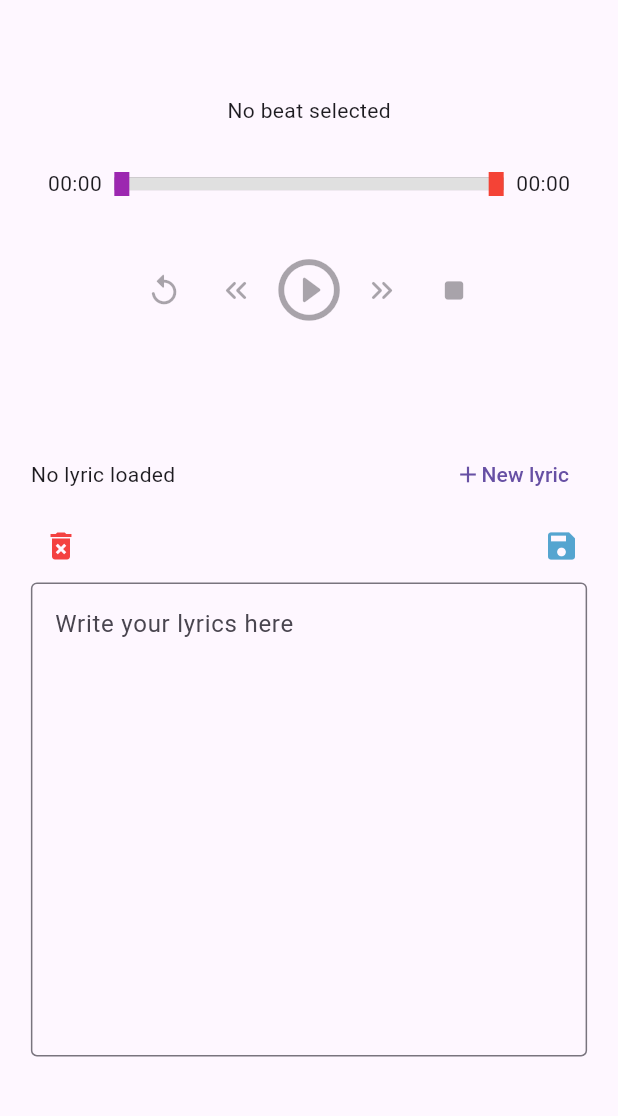
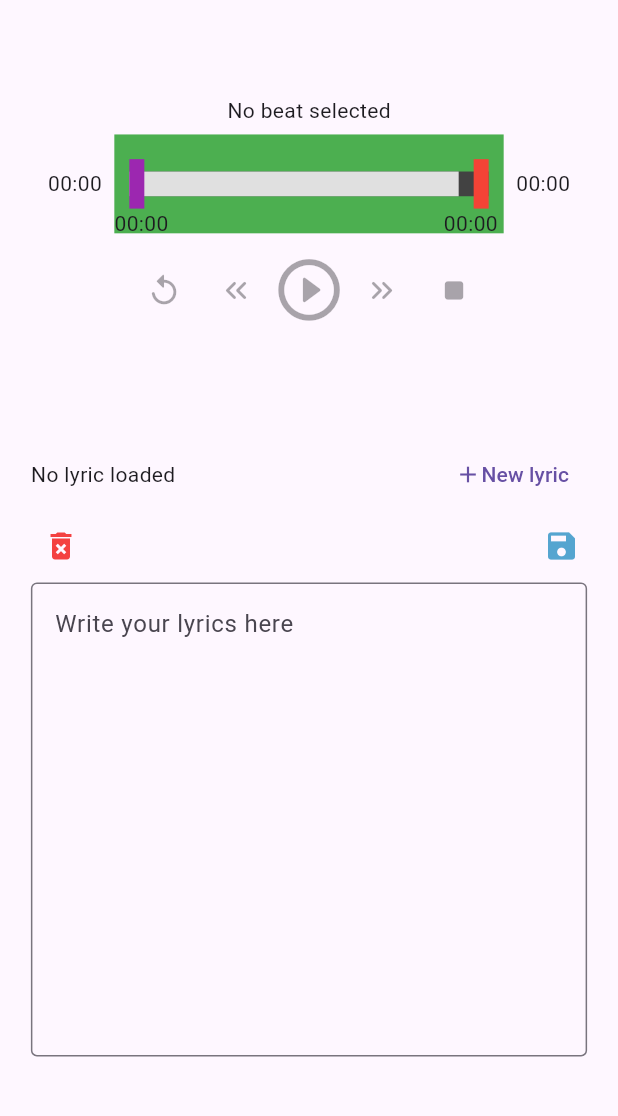
Before and after one commit to Catonzio/rap_edit, a Flutter app: the screen it shows after launch, on a phone screen of 412 x 824 dp, the part 84-1200 px from its top. Run offline on Flutter 3.47's test engine with Material 3 defaults, Android fonts, the phone set to English and light mode, and no system bars; drawn by our look-alikes of auto_size_text; our stand-ins replace audioplayers, file_picker, get, get_storage; project files that could hold a hidden picture were left out.

Commit message:
continuing refactoring for player slider

```diff
--- a/app/lib/data/bindings/home_bindings.dart
+++ b/app/lib/data/bindings/home_bindings.dart
@@ -2,16 +2,16 @@ import 'package:get/get.dart';
 import 'package:rap_edit/data/controllers/pages_controllers/home_controller.dart';
 import 'package:rap_edit/data/controllers/domain_controllers/music_controller.dart';
 import 'package:rap_edit/data/controllers/domain_controllers/writer_controller.dart';
-// import 'package:rap_edit/ui/widgets/player/player_slider_widget.dart';
+import 'package:rap_edit/ui/widgets/player/player_slider_widget.dart';
 
 class HomeBindings implements Bindings {
   @override
   void dependencies() {
     // PlayerSliderController playerSliderController =
-    //     Get.put<PlayerSliderController>(PlayerSliderController());
+    Get.put<PlayerSliderController>(PlayerSliderController());
 
-    MusicController musicController = Get.put<MusicController>(
-        MusicController());
+    MusicController musicController =
+        Get.put<MusicController>(MusicController());
     WriterController writerController =
         Get.put<WriterController>(WriterController());
 
--- a/app/lib/data/controllers/domain_controllers/music_controller.dart
+++ b/app/lib/data/controllers/domain_controllers/music_controller.dart
@@ -1,8 +1,9 @@
 import 'package:audioplayers/audioplayers.dart';
 import 'package:get/get.dart';
 import 'package:rap_edit/data/models/beat.dart';
+import 'package:rap_edit/ui/widgets/player/player_slider_widget.dart';
 import 'package:rap_edit/utils/enums.dart';
-import 'package:rap_edit/utils/utility_functions.dart';
+// import 'package:rap_edit/utils/utility_functions.dart';
 
 class MusicController extends GetxController {
   static MusicController get to => Get.find<MusicController>();
@@ -18,17 +19,19 @@ class MusicController extends GetxController {
     }
   }
 
-  final Rx<Duration> _currentPosition = Duration.zero.obs;
-  Duration get currentPosition => _currentPosition.value;
-  set currentPosition(Duration value) => _currentPosition.value = value;
+  final PlayerSliderController sliderController = PlayerSliderController.to;
 
-  final Rx<Duration> _duration = Duration.zero.obs;
-  Duration get duration => _duration.value;
-  set duration(Duration value) => _duration.value = value;
+  // final Rx<Duration> _sliderController.currentPosition = Duration.zero.obs;
+  // Duration get sliderController.currentPosition => _sliderController.currentPosition.value;
+  // set sliderController.currentPosition(Duration value) => _sliderController.currentPosition.value = value;
 
-  double get sliderFraction =>
-      adjustNanWidth(currentPosition.inMilliseconds.toDouble() /
-          duration.inMilliseconds.toDouble());
+  // final Rx<Duration> _duration = Duration.zero.obs;
+  // Duration get duration => _duration.value;
+  // set duration(Duration value) => _duration.value = value;
+
+  // double get sliderFraction => adjustNanWidth(
+  //     sliderController.currentPosition.inMilliseconds.toDouble() /
+  //         sliderController.duration.inMilliseconds.toDouble());
 
   final RxBool _isPlaying = false.obs;
   bool get isPlaying => _isPlaying.value;
@@ -46,13 +49,11 @@ class MusicController extends GetxController {
 
   final AudioPlayer audioPlayer = AudioPlayer();
 
-  MusicController();
-
   @override
   void onInit() {
     super.onInit();
     audioPlayer.onPositionChanged.listen((Duration duration) {
-      currentPosition = duration;
+      sliderController.currentPosition = duration;
     });
   }
 
@@ -84,15 +85,16 @@ class MusicController extends GetxController {
     }
 
     this.beat = beat;
-    duration = (await audioPlayer.getDuration()) ?? Duration.zero;
+    sliderController.duration =
+        (await audioPlayer.getDuration()) ?? Duration.zero;
     isLoadingBeat = false;
   }
 
   void setEmpty() {
     isLoadingBeat = false;
     beat = null;
-    duration = Duration.zero;
-    // duration = Duration.zero;
+    sliderController.currentPosition = Duration.zero;
+    sliderController.duration = Duration.zero;
     audioPlayer.release();
   }
 
@@ -112,14 +114,16 @@ class MusicController extends GetxController {
   }
 
   void forwardFiveSeconds() {
-    Duration newDuration = currentPosition + const Duration(seconds: 5);
-    if (newDuration < duration) {
+    Duration newDuration =
+        sliderController.currentPosition + const Duration(seconds: 5);
+    if (newDuration < sliderController.duration) {
       seek(newDuration);
     }
   }
 
   void backwardFiveSeconds() {
-    Duration newDuration = currentPosition - const Duration(seconds: 5);
+    Duration newDuration =
+        sliderController.currentPosition - const Duration(seconds: 5);
     if (newDuration > Duration.zero) {
       seek(newDuration);
     }
--- a/app/lib/ui/widgets/player/buttons_row.dart
+++ b/app/lib/ui/widgets/player/buttons_row.dart
@@ -38,7 +38,7 @@ class ButtonsRow extends StatelessWidget {
                   )),
               IconButton(
                   onPressed: controller.isBeatLoaded &&
-                          controller.currentPosition >
+                          controller.sliderController.currentPosition >
                               const Duration(seconds: 5)
                       ? controller.backwardFiveSeconds
                       : null,
@@ -63,8 +63,8 @@ class ButtonsRow extends StatelessWidget {
                       size: iconSize * 2)),
               IconButton(
                   onPressed: controller.isBeatLoaded &&
-                          controller.currentPosition <
-                              controller.duration - const Duration(seconds: 5)
+                          controller.sliderController.currentPosition <
+                              controller.sliderController.duration - const Duration(seconds: 5)
                       ? controller.forwardFiveSeconds
                       : null,
                   tooltip: "Forward 5 seconds",
@@ -74,7 +74,7 @@ class ButtonsRow extends StatelessWidget {
               IconButton(
                   onPressed: controller.isBeatLoaded &&
                           (controller.isPlaying ||
-                              controller.currentPosition > Duration.zero)
+                              controller.sliderController.currentPosition > Duration.zero)
                       ? controller.stop
                       : null,
                   tooltip: "Stop",
--- a/app/lib/ui/widgets/player/player_slider_widget.dart
+++ b/app/lib/ui/widgets/player/player_slider_widget.dart
@@ -1,17 +1,18 @@
 import 'package:flutter/material.dart';
 import 'package:get/get.dart';
+import 'package:rap_edit/utils/extensions/duration_extension.dart';
 import 'package:rap_edit/utils/utility_functions.dart';
 
 class PlayerSliderController extends GetxController {
   static PlayerSliderController get to => Get.find<PlayerSliderController>();
 
-  // final Rx<Duration> _currentPosition = Duration.zero.obs;
-  // Duration get currentPosition => _currentPosition.value;
-  // set currentPosition(Duration value) => _currentPosition.value = value;
+  final Rx<Duration> _currentPosition = Duration.zero.obs;
+  Duration get currentPosition => _currentPosition.value;
+  set currentPosition(Duration value) => _currentPosition.value = value;
 
-  // final Rx<Duration> _duration = Duration.zero.obs;
-  // Duration get duration => _duration.value;
-  // set duration(Duration value) => _duration.value = value;
+  final Rx<Duration> _duration = Duration.zero.obs;
+  Duration get duration => _duration.value;
+  set duration(Duration value) => _duration.value = value;
 
   final RxDouble _startPosition = 0.0.obs;
   double get startPosition => _startPosition.value;
@@ -29,46 +30,78 @@ class PlayerSliderController extends GetxController {
 
 class PlayerSliderWidget extends StatelessWidget {
   final double width;
+  final double fullWidth;
   final double fullHeight;
   final double height;
-  final double value;
+  final double limiterHeight;
+  // final double value;
   final bool canMove;
+
+  final Function(Duration) onPositionChanged;
 
   final double limiterWidth;
 
   const PlayerSliderWidget(
       {super.key,
-      required this.width,
+      required this.fullWidth,
       required this.fullHeight,
-      required this.value,
+      // required this.value,
       required this.canMove,
+      required this.onPositionChanged,
       this.limiterWidth = 10})
-      : height = fullHeight / 2;
+      : height = fullHeight / 4,
+        limiterHeight = fullHeight / 2,
+        width = fullWidth - limiterWidth * 2;
 
   @override
   Widget build(BuildContext context) {
     return GetX<PlayerSliderController>(
-      init: PlayerSliderController(),
+      // init: PlayerSliderController(),
       builder: (controller) {
-        return Stack(
+        return Container(
+          color: Colors.green,
+          width: fullWidth,
+          height: fullHeight,
+          child: Stack(
+            fit: StackFit.expand,
             children: [
-            Container(
+              backgroundBar(),
+              activeBar(controller),
+              // Start slider
+              ...leftSlider(controller),
+              // End slider
+              ...rightSlider(controller),
+            ],
+          ),
+        );
+      },
+    );
+  }
+
+  Positioned backgroundBar() {
+    return Positioned(
+      top: (fullHeight - height) / 2,
+      left: limiterWidth,
+      width: width,
+      height: height,
+      child: Container(
         // color: Colors.grey,
         height: height,
-              width: width,
-              alignment: Alignment.center,
-              child: Container(
         color: Colors.grey[800],
-                height: (fullHeight - height) / 2,
       ),
-            ),
-            Positioned(
-              top: (fullHeight - height) / 4,
-              bottom: (fullHeight - height) / 4,
-              left: controller.startPosition * width,
-              right: (1 - controller.endPosition) * width,
+    );
+  }
+
+  Positioned activeBar(PlayerSliderController controller) {
+    return Positioned(
+      top: (fullHeight - height) / 2,
+      height: height,
+      left: controller.startPosition * width + limiterWidth,
+      width: (controller.endPosition - controller.startPosition) *
+          (width - limiterWidth * 2),
       child: GestureDetector(
-                onPanUpdate: (details) {},
+        onPanUpdate: (details) => onPanUpdate(controller, details),
+        onTapDown: (details) => onTapDown(controller, details),
         child: Stack(
           fit: StackFit.expand,
           children: [
@@ -79,7 +112,10 @@ class PlayerSliderWidget extends StatelessWidget {
               top: 0,
               bottom: 0,
               left: 0,
-                      width: adjustNanWidth(value * width),
+              width: (adjustNanWidth(
+                          controller.currentPosition / controller.duration) -
+                      controller.startPosition) *
+                  (width + limiterWidth),
               child: Container(
                 color: Colors.blue,
               ),
@@ -87,14 +123,17 @@ class PlayerSliderWidget extends StatelessWidget {
           ],
         ),
       ),
-            ),
-            // Start slider
+    );
+  }
+
+  List<Positioned> leftSlider(PlayerSliderController controller) {
+    return [
       Positioned(
-              top: 0,
-              left: controller.startPosition * width,
+        top: (fullHeight - limiterHeight) / 2,
+        left: controller.startPosition * width + limiterWidth,
         width:
             limiterWidth, // (controller.endPosition - controller.startPosition) * width,
-              height: fullHeight,
+        height: limiterHeight,
         child: GestureDetector(
           onPanUpdate: (details) {
             leftLimiterPan(controller, details);
@@ -105,27 +144,40 @@ class PlayerSliderWidget extends StatelessWidget {
           ),
         ),
       ),
-            // End slider
       Positioned(
-              top: 0,
-              left: controller.endPosition * width - limiterWidth,
+          top: (fullHeight - limiterHeight) / 2 + limiterHeight,
+          left: controller.startPosition * width,
+          width: limiterWidth * 10,
+          height: limiterHeight,
+          child: Text((controller.duration * controller.startPosition)
+              .formattedDuration))
+    ];
+  }
+
+  List<Positioned> rightSlider(PlayerSliderController controller) {
+    return [
+      Positioned(
+        top: (fullHeight - limiterHeight) / 2,
+        left: controller.endPosition * width,
         width: limiterWidth,
-              height: fullHeight,
+        height: limiterHeight,
         child: GestureDetector(
-                onTapDown: (details) => print(controller.endPosition),
           onPanUpdate: (details) {
             rightLimiterPan(controller, details);
           },
           child: Container(
             color: Colors.red,
-                  width: limiterWidth,
           ),
         ),
       ),
-          ],
-        );
-      },
-    );
+      Positioned(
+          top: (fullHeight - limiterHeight) / 2 + limiterHeight,
+          left: controller.endPosition * width - limiterWidth * 2,
+          width: limiterWidth * 10,
+          height: limiterHeight,
+          child: Text(
+              (controller.duration * controller.endPosition).formattedDuration))
+    ];
   }
 
   void leftLimiterPan(
@@ -146,24 +198,26 @@ class PlayerSliderWidget extends StatelessWidget {
     controller.endPosition = newFraction;
   }
 
-  // void onTapDown(PlayerSliderController controller, TapDownDetails details) {
-  //   controller.currentPosition = Duration(
-  //       milliseconds: (details.localPosition.dx /
-  //               width *
-  //               controller.duration.inMilliseconds)
-  //           .toInt());
-  // }
+  void onTapDown(PlayerSliderController controller, TapDownDetails details) {
+    controller.currentPosition = Duration(
+        milliseconds: (details.localPosition.dx /
+                width *
+                controller.duration.inMilliseconds)
+            .toInt());
+    onPositionChanged(controller.currentPosition);
+  }
 
-  // void onPanUpdate(
-  //     PlayerSliderController controller, DragUpdateDetails details) {
-  //   double newFraction = controller.sliderFraction + details.delta.dx / width;
-  //   if (newFraction < 0) {
-  //     newFraction = 0;
-  //   } else if (newFraction > 1) {
-  //     newFraction = 1;
-  //   }
-  //   controller.currentPosition = Duration(
-  //       milliseconds:
-  //           (newFraction * controller.duration.inMilliseconds).toInt());
-  // }
+  void onPanUpdate(
+      PlayerSliderController controller, DragUpdateDetails details) {
+    double newFraction = controller.currentPosition / controller.duration +
+        details.delta.dx / width;
+    newFraction =
+        newFraction.clamp(controller.startPosition, controller.endPosition);
+
+    controller.currentPosition = Duration(
+        milliseconds:
+            (newFraction * controller.duration.inMilliseconds).toInt());
+
+    onPositionChanged(controller.currentPosition);
   }
+}
--- a/app/lib/ui/widgets/player/player_widget.dart
+++ b/app/lib/ui/widgets/player/player_widget.dart
@@ -48,23 +48,27 @@ class PlayerWidget extends StatelessWidget {
                       padding: EdgeInsets.symmetric(horizontal: width * 0.02),
                       // flex: 2,
                       child: Text(
-                        controller.currentPosition.formattedDuration,
+                        controller
+                            .sliderController.currentPosition.formattedDuration,
                       ),
                     ),
                     PlayerSliderWidget(
-                      width: width * 0.63,
-                      fullHeight: height * 0.2,
-                      value: (controller.currentPosition.inMilliseconds
-                              .toDouble() /
-                          controller.duration.inMilliseconds.toDouble()),
+                      fullWidth: width * 0.63,
+                      fullHeight: height * 0.4,
+                      // value: (controller.sliderController.currentPosition.inMilliseconds
+                      //         .toDouble() /
+                      //     controller.sliderController.duration.inMilliseconds.toDouble()),
                       canMove: controller.isBeatLoaded,
+                      onPositionChanged: (Duration duration) {
+                        controller.sliderController.currentPosition = duration;
+                      },
                     ),
                     Container(
                       // width: width * 0.4,
                       padding: EdgeInsets.symmetric(horizontal: width * 0.02),
                       // flex: 2,
                       child: Text(
-                        controller.duration.formattedDuration,
+                        controller.sliderController.duration.formattedDuration,
                       ),
                     )
                   ],
--- a/app/lib/utils/extensions/duration_extension.dart
+++ b/app/lib/utils/extensions/duration_extension.dart
@@ -1,3 +1,5 @@
+import 'package:rap_edit/utils/utility_functions.dart';
+
 extension DurationExtension on Duration {
   String get formattedDuration {
     String twoDigits(int n) => n.toString().padLeft(2, "0");
@@ -6,5 +8,11 @@ extension DurationExtension on Duration {
     return "$twoDigitMinutes:$twoDigitSeconds";
   }
 
+  double operator /(Duration other) => adjustNanWidth(
+      inMilliseconds.toDouble() / other.inMilliseconds.toDouble());
+
+  double operator *(double other) => adjustNanWidth(
+      inMilliseconds.toDouble() * other);
+
   double get ms => inMilliseconds.toDouble();
 }
```
Lines whose indentation alone changed are shown as unchanged.
